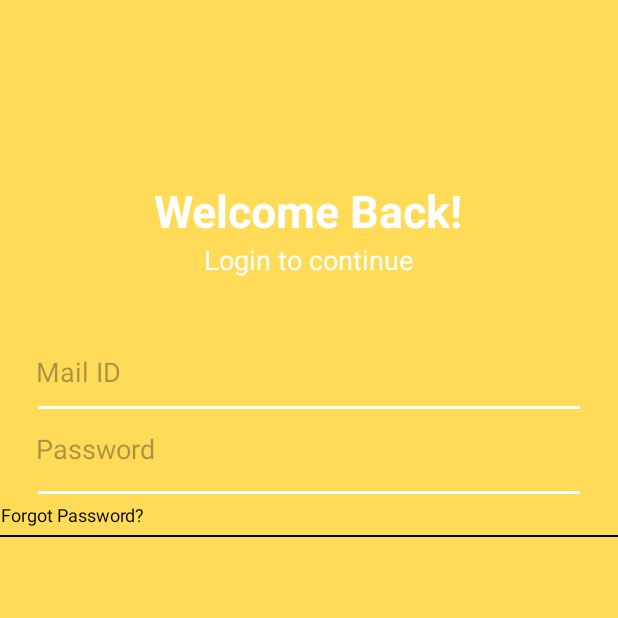
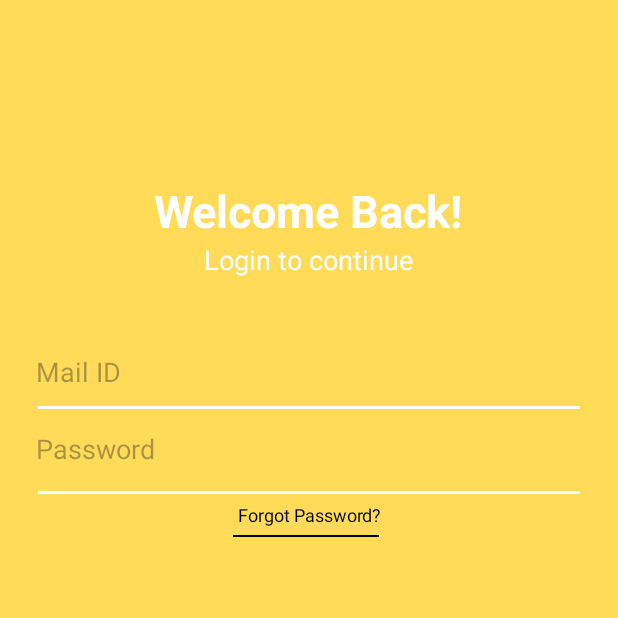
Before and after one commit to Cybertron-Ant/Login_Signup_Page, an Android app: the screen it shows after launch (MainActivity), on a phone screen of 412 x 824 dp, the top half of it. Run offline under Robolectric (Android 15) with nearby library versions, the phone set to English and light mode, and no system bars.

Commit message:
centered "forgot password", apl margin right-left to underline

```diff
--- a/app/src/main/res/layout/activity_main.xml
+++ b/app/src/main/res/layout/activity_main.xml
@@ -82,14 +82,17 @@
         android:textSize="12dp"
         android:gravity="center"
         android:textColor="#000000"
-        android:layout_marginTop="5dp"/> <!-- end Forgot Password-->
+        android:layout_marginTop="5dp"
+        android:layout_gravity="center"/> <!-- end Forgot Password-->
 
     <View
         android:layout_width="match_parent"
         android:layout_height="1dp"
         android:background="#000000"
         android:layout_marginTop="5dp"
-        android:layout_marginBottom="10dp"/> <!-- end Black underline -->
+        android:layout_marginBottom="10dp"
+        android:layout_marginLeft="155dp"
+        android:layout_marginRight="159dp"/> <!-- end Black underline -->
 
 
 
```
